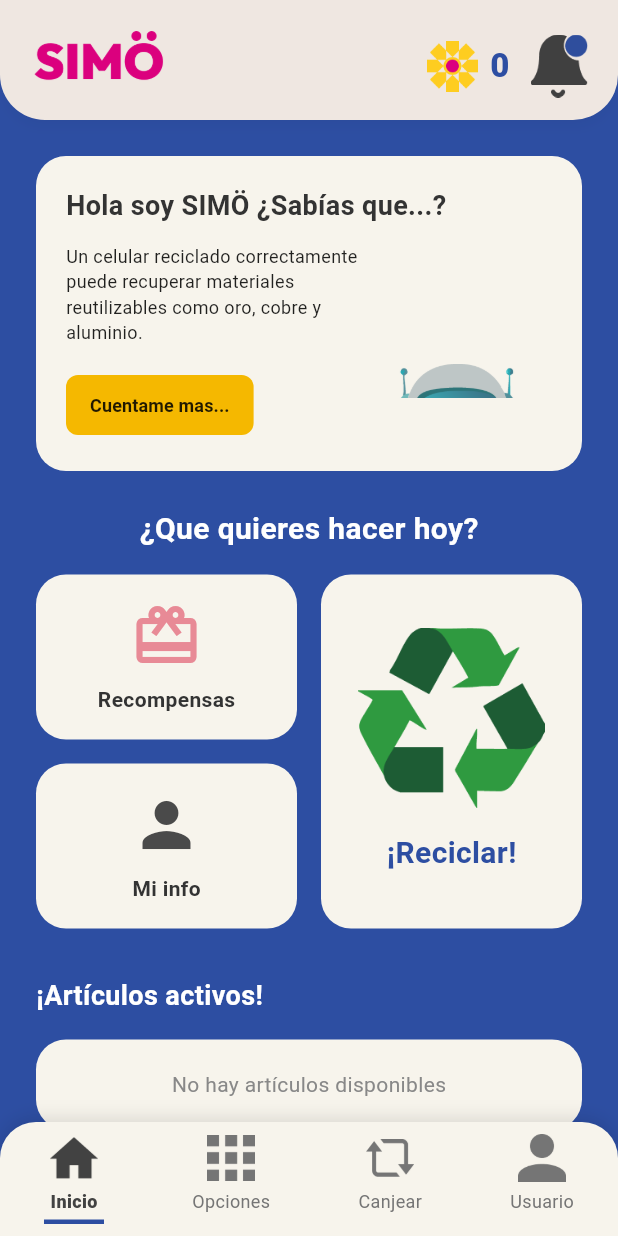
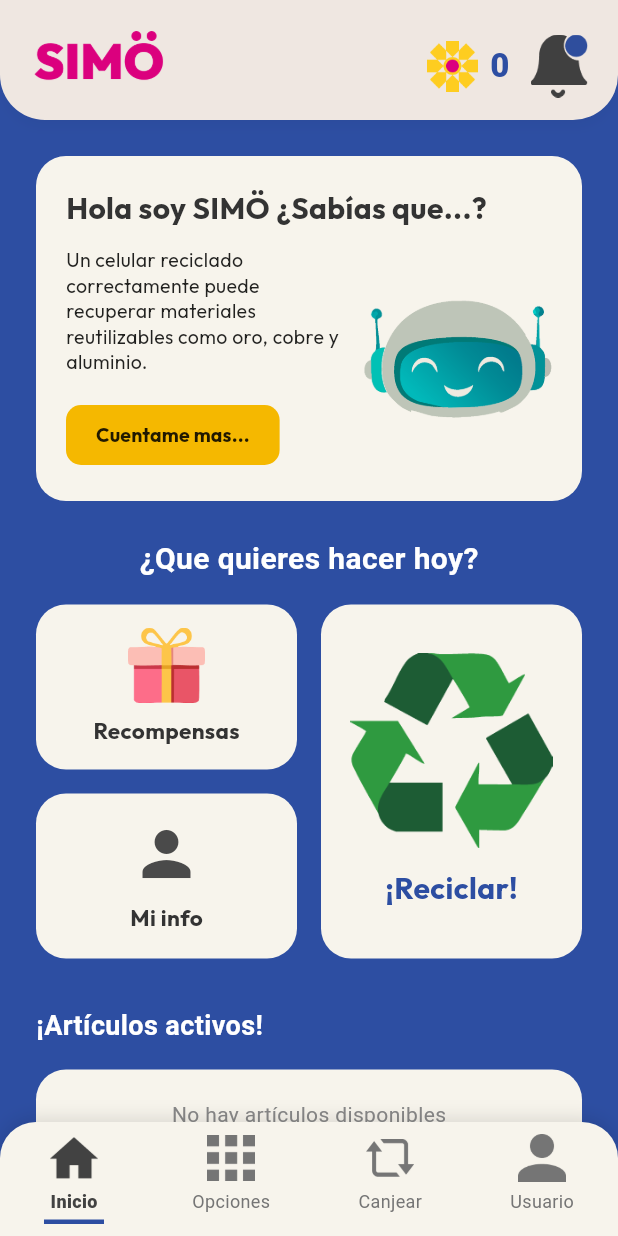
Before and after one commit to kerlyd/simo_backend, a Flutter app: the HomeScreen screen opened by its route, on a phone screen of 412 x 824 dp. Run offline on Flutter 3.47's test engine with Material 3 defaults, Android fonts, the light colour scheme and no system bars; our stand-ins replace app_links, dartz, dio, flutter_riverpod, get_it, google_fonts and 2 more; accounts and stored records are empty; network calls fail; Roboto replaces fonts that are missing (Nunito).

Commit message:
feat: actualizar datasources, pantallas de login, canjear, home, opciones y assets

```diff
--- a/simo-app1/lib/data/datasources/historial_remote_datasource.dart
+++ b/simo-app1/lib/data/datasources/historial_remote_datasource.dart
@@ -1,6 +1,4 @@
 import 'package:dio/dio.dart';
-import '../../domain/entities/historial_entity.dart';
-import '../../domain/entities/notificacion_entity.dart';
 import '../models/historial_model.dart';
 
 abstract class HistorialRemoteDataSource {
--- a/simo-app1/lib/data/datasources/notificacion_remote_datasource.dart
+++ b/simo-app1/lib/data/datasources/notificacion_remote_datasource.dart
@@ -1,5 +1,4 @@
 import 'package:dio/dio.dart';
-import '../../domain/entities/notificacion_entity.dart';
 import '../models/notificacion_model.dart';
 
 // Única capa que habla con el backend (o datos mock durante desarrollo).
--- a/simo-app1/lib/data/datasources/solicitud_remote_datasource.dart
+++ b/simo-app1/lib/data/datasources/solicitud_remote_datasource.dart
@@ -1,7 +1,4 @@
 import 'package:dio/dio.dart';
-import '../../domain/entities/detalle_solicitud_entity.dart';
-import '../../domain/entities/historial_entity.dart';
-import '../../domain/entities/notificacion_entity.dart';
 import '../models/detalle_solicitud_model.dart';
 
 abstract class SolicitudRemoteDataSource {
--- a/simo-app1/lib/ui/screens/canjear/canjear_principal.dart
+++ b/simo-app1/lib/ui/screens/canjear/canjear_principal.dart
@@ -19,7 +19,7 @@ class _CanjearPrincipalState extends ConsumerState<CanjearPrincipal> {
   static const Color simoCrudo = Color(0xFFF7F4EC);
   static const Color textoOscuro = Color(0xFF333333);
 
-  int _selectedNavIndex = 2;
+  final int _selectedNavIndex = 2;
   int _selectedRewardIndex = -1;
 
   List<RecompensaModel> _rewards = [];
--- a/simo-app1/lib/ui/screens/home/home_screen.dart
+++ b/simo-app1/lib/ui/screens/home/home_screen.dart
@@ -1,5 +1,6 @@
 import 'package:flutter/material.dart';
 import 'package:flutter_riverpod/flutter_riverpod.dart';
+import 'package:google_fonts/google_fonts.dart';
 import '../../theme/app_colors.dart';
 import '../../widgets/widgetsopciones/simo_header.dart';
 import '../../widgets/widgetsopciones/simo_bottom_nav.dart';
@@ -153,26 +154,29 @@ class _HomeScreenState extends ConsumerState<HomeScreen> {
       child: Column(
         crossAxisAlignment: CrossAxisAlignment.start,
         children: [
-          const Text(
+          Text(
             'Hola soy SIMÖ ¿Sabías que...?',
-            style: TextStyle(
-              fontSize: 18,
+            style: GoogleFonts.outfit(
+              fontSize: 20,
               fontWeight: FontWeight.bold,
-              color: Color(0xFF333333),
+              color: const Color(0xFF333333),
             ),
           ),
           const SizedBox(height: 12),
           Row(
-            crossAxisAlignment: CrossAxisAlignment.end,
             children: [
               Expanded(
                 flex: 3,
                 child: Column(
                   crossAxisAlignment: CrossAxisAlignment.start,
                   children: [
-                    const Text(
+                    Text(
                       'Un celular reciclado correctamente puede recuperar materiales reutilizables como oro, cobre y aluminio.',
-                      style: TextStyle(fontSize: 12, color: Colors.black87),
+                      style: GoogleFonts.outfit(
+                        fontSize: 13,
+                        color: Colors.black87,
+                        height: 1.3,
+                      ),
                     ),
                     const SizedBox(height: 16),
                     ElevatedButton(
@@ -182,25 +186,29 @@ class _HomeScreenState extends ConsumerState<HomeScreen> {
                         foregroundColor: Colors.black87,
                         elevation: 0,
                         shape: RoundedRectangleBorder(
-                          borderRadius: BorderRadius.circular(8),
+                          borderRadius: BorderRadius.circular(10),
                         ),
                         padding: const EdgeInsets.symmetric(
-                            horizontal: 16, vertical: 8),
+                            horizontal: 20, vertical: 10),
                       ),
-                      child: const Text(
+                      child: Text(
                         'Cuentame mas...',
-                        style: TextStyle(
-                            fontWeight: FontWeight.w600, fontSize: 12),
+                        style: GoogleFonts.outfit(
+                          fontWeight: FontWeight.bold,
+                          fontSize: 13,
+                        ),
                       ),
                     ),
                   ],
                 ),
               ),
+              const SizedBox(width: 10),
               Expanded(
                 flex: 2,
-                child: Center(
-                  child: Image.asset('assets/images/cabeza.png',
-                      height: 80), // Robot head
+                child: Image.asset(
+                  'assets/imagenes/opciones/robotinicio.png',
+                  height: 110,
+                  fit: BoxFit.contain,
                 ),
               ),
             ],
@@ -217,7 +225,7 @@ class _HomeScreenState extends ConsumerState<HomeScreen> {
           child: Column(
             children: [
               _buildSquareButton(
-                icon: Icons.card_giftcard,
+                imagePath: 'assets/imagenes/opciones/regaloinicio.png',
                 iconColor: const Color(0xFFE88A96),
                 title: 'Recompensas',
                 onTap: () => Navigator.pushNamed(context, '/canjear'),
@@ -239,7 +247,7 @@ class _HomeScreenState extends ConsumerState<HomeScreen> {
             child: GestureDetector(
               onTap: () => Navigator.pushNamed(context, '/opciones'),
               child: Container(
-              height: 236, // Approximate height for two stacked buttons + gap
+              height: 236,
               decoration: BoxDecoration(
                 color: AppColors.simoCrudo,
                 borderRadius: BorderRadius.circular(20),
@@ -249,13 +257,13 @@ class _HomeScreenState extends ConsumerState<HomeScreen> {
                 children: [
                   Image.asset(
                     'assets/imagenes/usuario/reciclaje.png',
-                    height: 120,
+                    height: 130,
                     fit: BoxFit.contain,
                   ),
-                  const SizedBox(height: 16),
+                  const SizedBox(height: 12),
                   Text(
                     '¡Reciclar!',
-                    style: TextStyle(
+                    style: GoogleFonts.outfit(
                       fontSize: 20,
                       fontWeight: FontWeight.bold,
                       color: AppColors.simoAzul,
@@ -272,7 +280,8 @@ class _HomeScreenState extends ConsumerState<HomeScreen> {
   }
 
   Widget _buildSquareButton({
-    required IconData icon,
+    IconData? icon,
+    String? imagePath,
     required Color iconColor,
     required String title,
     required VoidCallback onTap,
@@ -291,14 +300,17 @@ class _HomeScreenState extends ConsumerState<HomeScreen> {
           child: Column(
             mainAxisAlignment: MainAxisAlignment.center,
             children: [
+              if (imagePath != null)
+                Image.asset(imagePath, height: 50, fit: BoxFit.contain)
+              else if (icon != null)
                 Icon(icon, size: 48, color: iconColor),
               const SizedBox(height: 8),
               Text(
                 title,
-              style: const TextStyle(
-                fontSize: 14,
+                style: GoogleFonts.outfit(
+                  fontSize: 15,
                   fontWeight: FontWeight.bold,
-                color: Color(0xFF333333),
+                  color: const Color(0xFF333333),
                 ),
               ),
             ],
@@ -364,22 +376,20 @@ class _HomeScreenState extends ConsumerState<HomeScreen> {
     final iconPath = _getIconPath(disp.nombre);
 
     return Container(
+      clipBehavior: Clip.antiAlias,
       decoration: BoxDecoration(
         color: AppColors.simoCrudo,
         borderRadius: BorderRadius.circular(20),
       ),
+      child: IntrinsicHeight(
         child: Row(
+          crossAxisAlignment: CrossAxisAlignment.stretch,
           children: [
             // Icono del dispositivo
             Container(
               width: 100,
-            height: 100,
               decoration: const BoxDecoration(
                 color: AppColors.simoAmarillo,
-              borderRadius: BorderRadius.only(
-                topLeft: Radius.circular(20),
-                bottomLeft: Radius.circular(20),
-              ),
               ),
               padding: const EdgeInsets.all(10),
               child: Column(
@@ -477,54 +487,57 @@ class _HomeScreenState extends ConsumerState<HomeScreen> {
             ),
           ],
         ),
+      ),
     );
   }
 
   Widget _buildImpactCard() {
-    return Container(
+    return Stack(
+      clipBehavior: Clip.none,
+      children: [
+        Container(
           padding: const EdgeInsets.all(24),
           decoration: BoxDecoration(
             color: AppColors.simoCrudo,
             borderRadius: BorderRadius.circular(20),
           ),
+          child: Row(
+            children: [
+              Expanded(
+                flex: 7,
                 child: Column(
                   crossAxisAlignment: CrossAxisAlignment.start,
                   children: [
-          const Text(
+                    Text(
                       '¡Impacto con SIMÖ!',
-            style: TextStyle(
-              fontSize: 20,
+                      style: GoogleFonts.outfit(
+                        fontSize: 22,
                         fontWeight: FontWeight.bold,
                         color: AppColors.simoAzul,
                       ),
                     ),
-          const SizedBox(height: 16),
-          Row(
-            crossAxisAlignment: CrossAxisAlignment.start,
-            children: [
-              Expanded(
-                flex: 6,
-                child: Column(
-                  crossAxisAlignment: CrossAxisAlignment.start,
-                  children: const [
+                    const SizedBox(height: 12),
                     Text(
                       'Has reciclado 3 dispositivos\nEvitaste 12 kg de residuos electrónicos',
-                      style: TextStyle(
-                        fontSize: 13,
+                      style: GoogleFonts.outfit(
+                        fontSize: 14,
                         fontWeight: FontWeight.bold,
                         color: Colors.black87,
                       ),
                     ),
-                    SizedBox(height: 16),
+                    const SizedBox(height: 12),
                     Text(
                       'Dale click a SIMÖ y descubre más en nuestro sitio web.',
-                      style: TextStyle(fontSize: 12, color: Colors.black54),
+                      style: GoogleFonts.outfit(
+                        fontSize: 13,
+                        color: Colors.black54,
                       ),
-                    SizedBox(height: 16),
+                    ),
+                    const SizedBox(height: 12),
                     Text(
                       '¡Muchas gracias, Por tu ayudar!',
-                      style: TextStyle(
-                        fontSize: 13,
+                      style: GoogleFonts.outfit(
+                        fontSize: 14,
                         fontWeight: FontWeight.bold,
                         color: Colors.black87,
                       ),
@@ -532,17 +545,27 @@ class _HomeScreenState extends ConsumerState<HomeScreen> {
                   ],
                 ),
               ),
-              Expanded(
-                flex: 4,
-                child: Center(
-                  child: Image.asset('assets/images/robot.png',
-                      height: 120), // Placeholder for robot
+              const Spacer(flex: 3), // Menos espacio para evitar que el bloque se alargue
+            ],
+          ),
+        ),
+        Positioned(
+          right: -100,
+          top: 0,
+          bottom: 0,
+          child: Align(
+            alignment: Alignment.center,
+            child: Transform.rotate(
+              angle: -1.45, // Rotado 5 grados más
+              child: Image.asset(
+                'assets/images/robot.png',
+                height: 180,
+                fit: BoxFit.contain,
+              ),
+            ),
           ),
         ),
       ],
-          ),
-        ],
-      ),
     );
   }
 }
```
Also changed, not shown: simo-app1/lib/ui/screens/Opciones/opciones_screen.dart (+25 -10 lines), simo-app1/lib/ui/screens/canjear/canjear_confirmacion.dart (+2 -23 lines), simo-app1/lib/ui/screens/login/login_screen.dart (+10 -2 lines), simo-app1/lib/ui/screens/login/registro_screen.dart (+7 -1 lines), simo-app1/lib/ui/screens/login/rol_selection_screen.dart (+10 -2 lines), simo-app1/lib/ui/screens/login/usuario_reciclador_screen.dart (+10 -2 lines), simo-app1/assets/imagenes/opciones/regaloinicio.png (added), simo-app1/assets/imagenes/opciones/robotinicio.png (added), simo-app1/pubspec.lock. Lines whose indentation alone changed are shown as unchanged.
